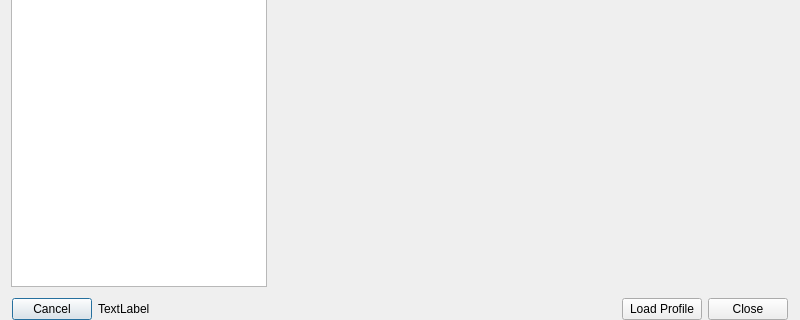
The window that FWAdminLib/Configurator/AppleConfiguratorDlg.ui (fw-dev/translations) describes before a commit, drawn with Qt 5; both pictures show x 0 to 800 and y 280 to 600 of the 800 by 600 pixel window.
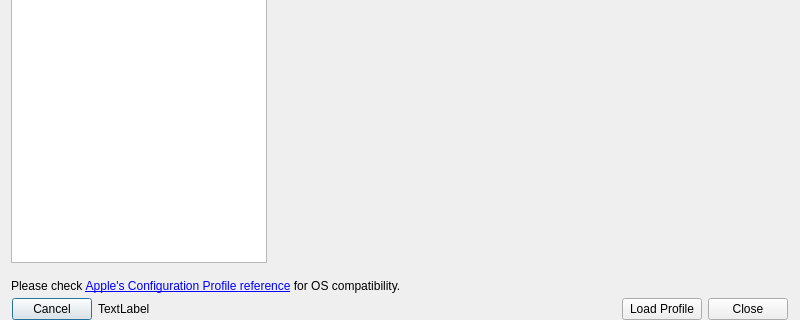
The same window after the commit. Custom widgets are drawn as their Qt base class.

Diff of the .ui file:
```diff
--- a/FWAdminLib/Configurator/AppleConfiguratorDlg.ui
+++ b/FWAdminLib/Configurator/AppleConfiguratorDlg.ui
@@ -149,6 +149,28 @@
      </layout>
     </widget>
    </item>
+   <item>
+    <widget class="QWidget" name="widget_2" native="true">
+     <layout class="QHBoxLayout" name="horizontalLayout_3">
+      <property name="topMargin">
+       <number>5</number>
+      </property>
+      <property name="bottomMargin">
+       <number>5</number>
+      </property>
+      <item>
+       <widget class="QLabel" name="label">
+        <property name="text">
+         <string>&lt;html&gt;&lt;head/&gt;&lt;body&gt;&lt;p&gt;Please check &lt;a href=&quot;https://developer.apple.com/library/ios/featuredarticles/iPhoneConfigurationProfileRef/Introduction/Introduction.html#//apple_ref/doc/uid/TP40010206-CH1-SW4&quot;&gt;&lt;span style=&quot; text-decoration: underline; color:#0000ff;&quot;&gt;Apple's Configuration Profile reference&lt;/span&gt;&lt;/a&gt; for OS compatibility.&lt;/p&gt;&lt;/body&gt;&lt;/html&gt;</string>
+        </property>
+        <property name="openExternalLinks">
+         <bool>true</bool>
+        </property>
+       </widget>
+      </item>
+     </layout>
+    </widget>
+   </item>
    <item>
     <layout class="QHBoxLayout" name="horizontalLayout_2">
      <property name="leftMargin">
```
